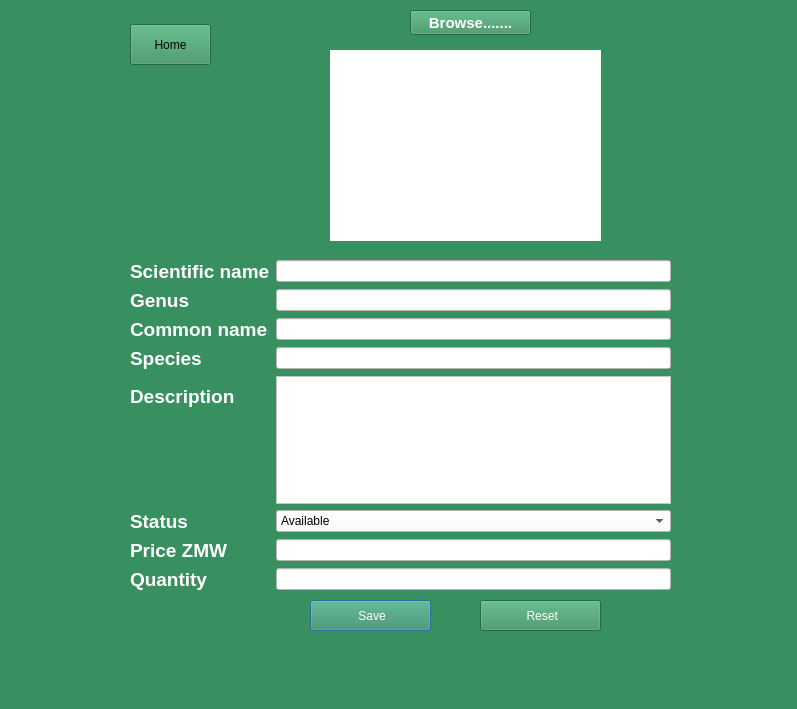
First picture: the form in addplant.ui, repository Rabsoninnora/RoseGardenPlantCareSystem, before the edit.
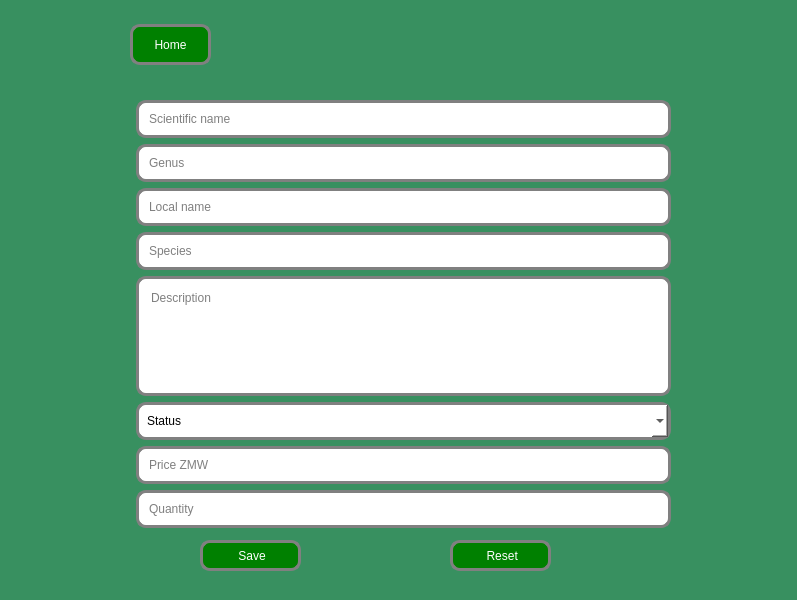
Second picture: the form after the edit. Icons and pictures are not drawn.

```diff
--- a/addplant.ui
+++ b/addplant.ui
@@ -7,7 +7,7 @@
     <x>0</x>
     <y>0</y>
     <width>797</width>
-    <height>709</height>
+    <height>600</height>
    </rect>
   </property>
   <property name="windowTitle">
@@ -17,177 +17,146 @@
    <double>1.000000000000000</double>
   </property>
   <property name="styleSheet">
-   <string notr="true">background-color: rgb(56, 144, 96);
-</string>
+   <string notr="true"> 
+QDialog{
+background-color: rgb(56, 144, 96);
+background-image: url(:/images/beauty.png);
+
+}</string>
   </property>
   <widget class="QWidget" name="formLayoutWidget">
    <property name="geometry">
     <rect>
      <x>130</x>
-     <y>260</y>
+     <y>100</y>
      <width>541</width>
-     <height>331</height>
+     <height>428</height>
     </rect>
    </property>
    <layout class="QFormLayout" name="formLayout">
-    <item row="0" column="0">
-     <widget class="QLabel" name="ScientificName">
-      <property name="font">
-       <font>
-        <pointsize>14</pointsize>
-        <bold>true</bold>
-       </font>
-      </property>
-      <property name="styleSheet">
-       <string notr="true">color: rgb(255, 255, 255);</string>
-      </property>
-      <property name="text">
-       <string>Scientific name</string>
-      </property>
-     </widget>
-    </item>
     <item row="0" column="1">
      <widget class="QLineEdit" name="txtScientificName">
       <property name="styleSheet">
-       <string notr="true">background-color: rgb(255, 255, 255);</string>
+       <string notr="true"> 
+ QLineEdit {
+  border:3px solid gray;
+  border-radius: 10px;
+  padding: 8px 8px;
+  background: rgb(255, 255, 255);
+  font: 500 12pt ;
+  color: rgb(0, 0, 0);;
+}</string>
       </property>
-     </widget>
-    </item>
-    <item row="1" column="0">
-     <widget class="QLabel" name="Genus">
-      <property name="font">
-       <font>
-        <pointsize>14</pointsize>
-        <bold>true</bold>
-       </font>
-      </property>
-      <property name="styleSheet">
-       <string notr="true">color: rgb(255, 255, 255);</string>
-      </property>
-      <property name="text">
-       <string>Genus</string>
+      <property name="placeholderText">
+       <string>Scientific name</string>
       </property>
      </widget>
     </item>
     <item row="1" column="1">
      <widget class="QLineEdit" name="txtGenus">
       <property name="styleSheet">
-       <string notr="true">background-color: rgb(255, 255, 255);</string>
+       <string notr="true"> 
+ QLineEdit {
+  border:3px solid gray;
+  border-radius: 10px;
+  padding: 8px 8px;
+  background: rgb(255, 255, 255);
+  font: 500 12pt ;
+  color: rgb(0, 0, 0);;
+}</string>
       </property>
-     </widget>
-    </item>
-    <item row="2" column="0">
-     <widget class="QLabel" name="CommonName">
-      <property name="font">
-       <font>
-        <pointsize>14</pointsize>
-        <bold>true</bold>
-       </font>
-      </property>
-      <property name="styleSheet">
-       <string notr="true">color: rgb(255, 255, 255);</string>
-      </property>
-      <property name="text">
-       <string>Common name</string>
+      <property name="placeholderText">
+       <string>Genus</string>
       </property>
      </widget>
     </item>
     <item row="2" column="1">
      <widget class="QLineEdit" name="txtCommonName">
       <property name="styleSheet">
-       <string notr="true">background-color: rgb(255, 255, 255);</string>
+       <string notr="true"> 
+ QLineEdit {
+  border:3px solid gray;
+  border-radius: 10px;
+  padding: 8px 8px;
+  background: rgb(255, 255, 255);
+  font: 500 12pt ;
+  color: rgb(0, 0, 0);;
+}</string>
       </property>
-     </widget>
-    </item>
-    <item row="3" column="0">
-     <widget class="QLabel" name="Species">
-      <property name="font">
-       <font>
-        <pointsize>14</pointsize>
-        <bold>true</bold>
-       </font>
-      </property>
-      <property name="styleSheet">
-       <string notr="true">color: rgb(255, 255, 255);</string>
-      </property>
-      <property name="text">
-       <string>Species</string>
+      <property name="placeholderText">
+       <string>Local name</string>
       </property>
      </widget>
     </item>
     <item row="3" column="1">
      <widget class="QLineEdit" name="txtSpecies">
       <property name="styleSheet">
-       <string notr="true">background-color: rgb(255, 255, 255);</string>
+       <string notr="true">
+ QLineEdit {
+  border:3px solid gray;
+  border-radius: 10px;
+  padding: 8px 8px;
+  background: rgb(255, 255, 255);
+  font: 500 12pt ;
+  color: rgb(0, 0, 0);;
+}</string>
       </property>
-     </widget>
-    </item>
-    <item row="4" column="0">
-     <widget class="QLabel" name="Description">
-      <property name="font">
-       <font>
-        <pointsize>14</pointsize>
-        <bold>true</bold>
-       </font>
-      </property>
-      <property name="styleSheet">
-       <string notr="true">color: rgb(255, 255, 255);</string>
-      </property>
-      <property name="text">
-       <string>Description</string>
-      </property>
-     </widget>
-    </item>
-    <item row="5" column="0">
-     <widget class="QLabel" name="Status">
-      <property name="font">
-       <font>
-        <pointsize>14</pointsize>
-        <bold>true</bold>
-       </font>
-      </property>
-      <property name="styleSheet">
-       <string notr="true">color: rgb(255, 255, 255);</string>
-      </property>
-      <property name="text">
-       <string>Status          </string>
-      </property>
-     </widget>
-    </item>
-    <item row="6" column="0">
-     <widget class="QLabel" name="PriceZMW">
-      <property name="font">
-       <font>
-        <pointsize>14</pointsize>
-        <bold>true</bold>
-       </font>
-      </property>
-      <property name="styleSheet">
-       <string notr="true">color: rgb(255, 255, 255);</string>
-      </property>
-      <property name="text">
-       <string>Price ZMW</string>
+      <property name="placeholderText">
+       <string>Species</string>
       </property>
      </widget>
     </item>
     <item row="6" column="1">
      <widget class="QLineEdit" name="txtPrice">
       <property name="styleSheet">
-       <string notr="true">background-color: rgb(255, 255, 255);</string>
+       <string notr="true"> 
+ QLineEdit {
+  border:3px solid gray;
+  border-radius: 10px;
+  padding: 8px 8px;
+  background: rgb(255, 255, 255);
+  font: 500 12pt ;
+  color: rgb(0, 0, 0);;
+}</string>
+      </property>
+      <property name="placeholderText">
+       <string>Price ZMW</string>
       </property>
      </widget>
     </item>
     <item row="4" column="1">
      <widget class="QPlainTextEdit" name="txtDescription">
       <property name="styleSheet">
-       <string notr="true">background-color: rgb(255, 255, 255);</string>
+       <string notr="true"> 
+ QPlainTextEdit {
+  border:3px solid gray;
+  border-radius: 10px;
+  padding: 8px 8px;
+  background: rgb(255, 255, 255);
+  font: 500 12pt ;
+  color: rgb(0, 0, 0);;
+}</string>
+      </property>
+      <property name="placeholderText">
+       <string>Description</string>
       </property>
      </widget>
     </item>
     <item row="5" column="1">
      <widget class="QComboBox" name="cmbStatus">
       <property name="styleSheet">
-       <string notr="true">background-color: rgb(255, 255, 255);</string>
+       <string notr="true"> 
+ QComboBox {
+  border:3px solid gray;
+  border-radius: 10px;
+  padding: 8px 8px;
+  background: rgb(255, 255, 255);
+  font: 500 12pt ;
+  color: rgb(0, 0, 0);;
+}</string>
+      </property>
+      <property name="placeholderText">
+       <string>Status</string>
       </property>
       <item>
        <property name="text">
@@ -206,26 +175,21 @@
       </item>
      </widget>
     </item>
-    <item row="7" column="0">
-     <widget class="QLabel" name="Quantity">
-      <property name="font">
-       <font>
-        <pointsize>14</pointsize>
-        <bold>true</bold>
-       </font>
-      </property>
-      <property name="styleSheet">
-       <string notr="true">color: rgb(255, 255, 255);</string>
-      </property>
-      <property name="text">
-       <string>Quantity</string>
-      </property>
-     </widget>
-    </item>
     <item row="7" column="1">
      <widget class="QLineEdit" name="txtQuantity">
       <property name="styleSheet">
-       <string notr="true">background-color: rgb(255, 255, 255);</string>
+       <string notr="true">
+ QLineEdit {
+  border:3px solid gray;
+  border-radius: 10px;
+  padding: 8px 8px;
+  background: rgb(255, 255, 255);
+  font: 500 12pt ;
+  color: rgb(0, 0, 0);;
+}</string>
+      </property>
+      <property name="placeholderText">
+       <string>Quantity</string>
       </property>
      </widget>
     </item>
@@ -234,15 +198,23 @@
   <widget class="QPushButton" name="btnSave">
    <property name="geometry">
     <rect>
-     <x>310</x>
-     <y>600</y>
-     <width>121</width>
+     <x>200</x>
+     <y>540</y>
+     <width>101</width>
      <height>31</height>
     </rect>
    </property>
    <property name="styleSheet">
-    <string notr="true">color: rgb(255, 255, 255);
-font: 700 12pt &quot;Ubuntu&quot;;</string>
+    <string notr="true">
+ QPushButton {
+  border:3px solid gray;
+  border-radius: 10px;
+  padding: 0 10px;
+  background: green;
+ font: 500 12pt ;
+ color: rgb(255, 255, 255);
+
+}</string>
    </property>
    <property name="text">
     <string> Save</string>
@@ -251,58 +223,28 @@
   <widget class="QPushButton" name="btnReset">
    <property name="geometry">
     <rect>
-     <x>480</x>
-     <y>600</y>
-     <width>121</width>
+     <x>450</x>
+     <y>540</y>
+     <width>101</width>
      <height>31</height>
     </rect>
    </property>
    <property name="styleSheet">
-    <string notr="true">color: rgb(255, 255, 255);
-font: 700 12pt &quot;Ubuntu&quot;;</string>
+    <string notr="true">
+ QPushButton {
+  border:3px solid gray;
+  border-radius: 10px;
+  padding: 0 10px;
+  background: green;
+ font: 500 12pt ;
+ color: rgb(255, 255, 255);
+
+}</string>
    </property>
    <property name="text">
     <string> Reset</string>
    </property>
   </widget>
-  <widget class="QPushButton" name="btnBrowse">
-   <property name="geometry">
-    <rect>
-     <x>410</x>
-     <y>10</y>
-     <width>121</width>
-     <height>25</height>
-    </rect>
-   </property>
-   <property name="font">
-    <font>
-     <pointsize>11</pointsize>
-     <bold>true</bold>
-    </font>
-   </property>
-   <property name="styleSheet">
-    <string notr="true">color: rgb(255, 255, 255);</string>
-   </property>
-   <property name="text">
-    <string>Browse.......</string>
-   </property>
-  </widget>
-  <widget class="QLabel" name="load_image">
-   <property name="geometry">
-    <rect>
-     <x>330</x>
-     <y>50</y>
-     <width>271</width>
-     <height>191</height>
-    </rect>
-   </property>
-   <property name="styleSheet">
-    <string notr="true">background-color: rgb(255, 255, 255);</string>
-   </property>
-   <property name="text">
-    <string/>
-   </property>
-  </widget>
   <widget class="QPushButton" name="pushButton_btn_home">
    <property name="geometry">
     <rect>
@@ -312,6 +254,18 @@
      <height>41</height>
     </rect>
    </property>
+   <property name="styleSheet">
+    <string notr="true">
+ QPushButton {
+  border:3px solid gray;
+  border-radius: 10px;
+  padding: 0 10px;
+  background: green;
+ font: 500 12pt ;
+ color: rgb(255, 255, 255);
+
+}</string>
+   </property>
    <property name="text">
     <string>Home</string>
    </property>
```
